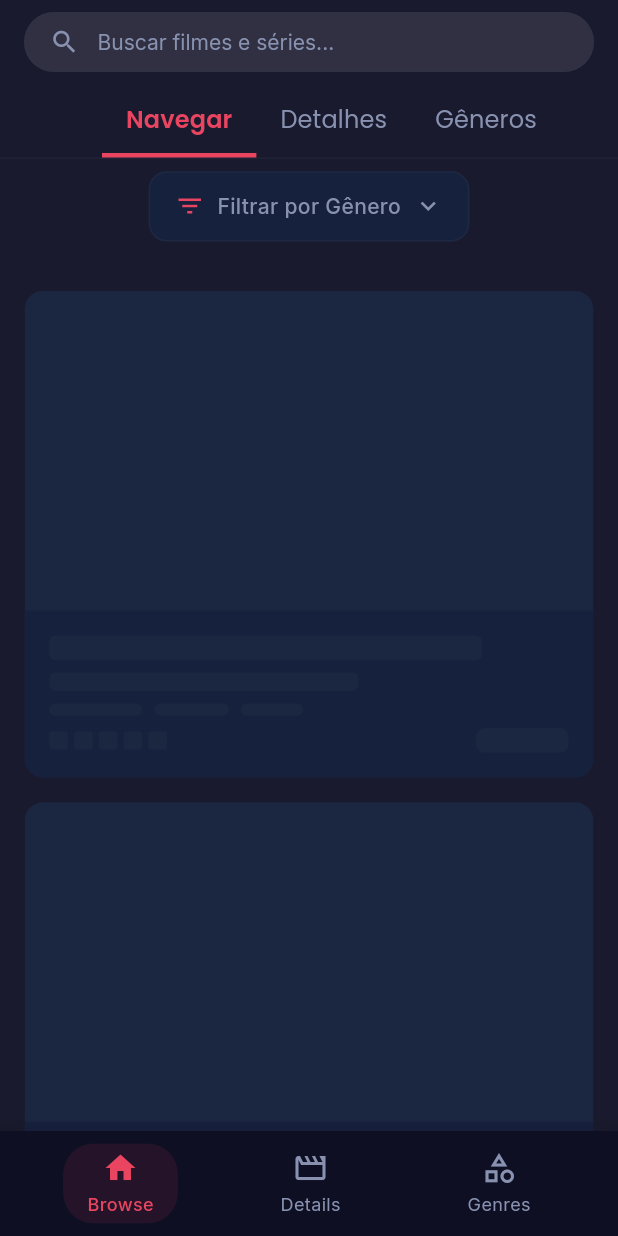
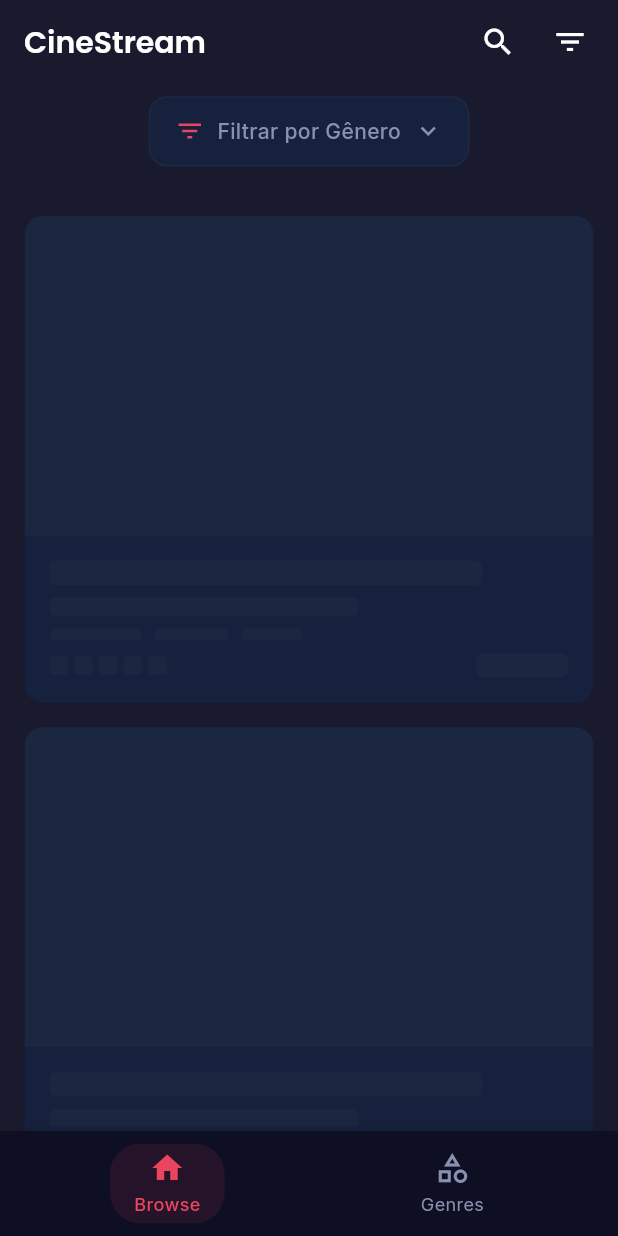
Before and after one commit to frcc24/movie_app, a Flutter app: the first screen one second after launch, on a phone screen of 412 x 824 dp. Run offline on Flutter 3.47's test engine with Material 3 defaults, Android fonts, the phone set to English and light mode, and no system bars; our stand-ins replace cached_network_image, connectivity_plus, flutter_svg, fluttertoast, google_fonts, sizer.

Commit message:
coment top bar

```diff
--- a/lib/presentation/content_browse_screen/content_browse_screen.dart
+++ b/lib/presentation/content_browse_screen/content_browse_screen.dart
@@ -35,7 +35,7 @@ class _ContentBrowseScreenState extends State<ContentBrowseScreen>
   List<Map<String, dynamic>> _allContent = [];
   List<Map<String, dynamic>> _filteredContent = [];
 
-  final List<String> _tabs = ['Navegar', 'Detalhes', 'Gêneros'];
+  // final List<String> _tabs = ['Navegar', 'Detalhes', 'Gêneros'];
   final List<String> _genres = [
     'Todos',
     'Ação',
@@ -62,7 +62,7 @@ class _ContentBrowseScreenState extends State<ContentBrowseScreen>
   @override
   void initState() {
     super.initState();
-    _tabController = TabController(length: _tabs.length, vsync: this);
+    // _tabController = TabController(length: _tabs.length, vsync: this);
     _scrollController = ScrollController();
     _scrollController.addListener(_onScroll);
     _loadInitialContent();
@@ -225,25 +225,25 @@ class _ContentBrowseScreenState extends State<ContentBrowseScreen>
       backgroundColor: AppTheme.darkTheme.scaffoldBackgroundColor,
       appBar: const CustomAppBar(
         title: 'CineStream',
-        variant: CustomAppBarVariant.search,
-        searchHint: 'Buscar filmes e séries...',
+        // variant: CustomAppBarVariant.search,
+        // searchHint: 'Buscar filmes e séries...',
       ),
       body: Column(
         children: [
-          CustomTabBar(
-            tabs: _tabs,
-            variant: CustomTabBarVariant.underline,
-            onTap: (index) {
-              switch (index) {
-                case 1:
-                  Navigator.pushNamed(context, '/content-detail-screen');
-                  break;
-                case 2:
-                  Navigator.pushNamed(context, '/genre-filter-screen');
-                  break;
-              }
-            },
-          ),
+          // CustomTabBar(
+          //   tabs: _tabs,
+          //   variant: CustomTabBarVariant.underline,
+          //   onTap: (index) {
+          //     switch (index) {
+          //       case 1:
+          //         Navigator.pushNamed(context, '/content-detail-screen');
+          //         break;
+          //       case 2:
+          //         Navigator.pushNamed(context, '/genre-filter-screen');
+          //         break;
+          //     }
+          //   },
+          // ),
           GenreFilterWidget(
             selectedGenre: _selectedGenre,
             genres: _genres,
--- a/lib/widgets/custom_bottom_bar.dart
+++ b/lib/widgets/custom_bottom_bar.dart
@@ -42,12 +42,6 @@ class _CustomBottomBarState extends State<CustomBottomBar>
       activeIcon: Icons.home,
       label: 'Browse',
       route: '/content-browse-screen',
-    ),
-    _BottomBarItem(
-      icon: Icons.movie_outlined,
-      activeIcon: Icons.movie,
-      label: 'Details',
-      route: '/content-detail-screen',
     ),
     _BottomBarItem(
       icon: Icons.category_outlined,
```
